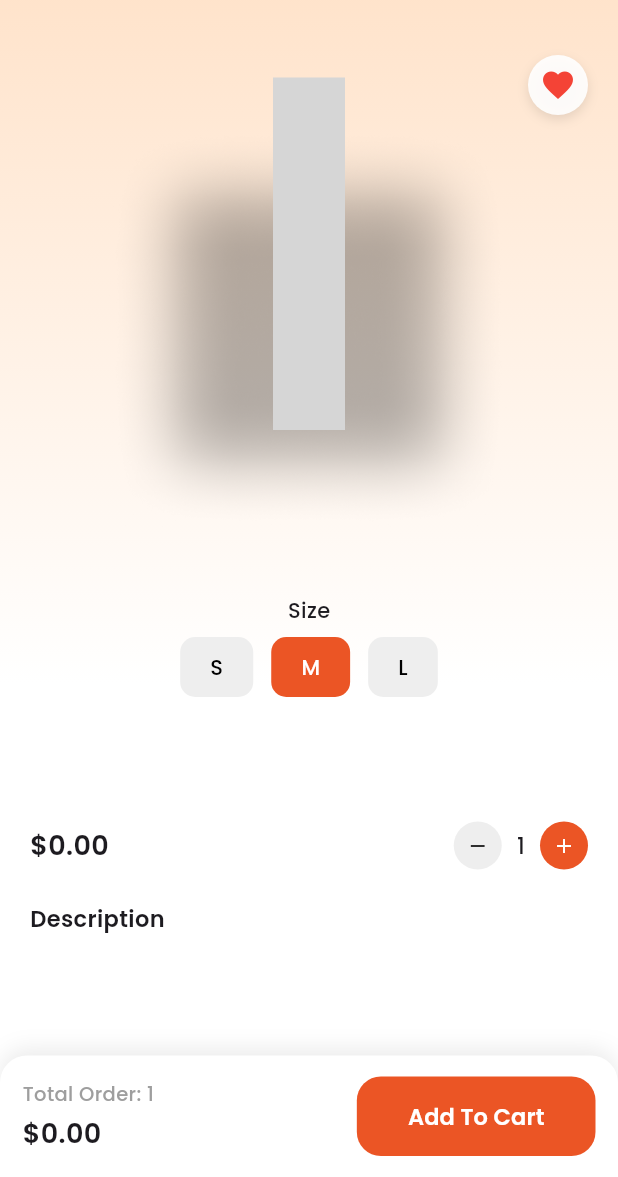
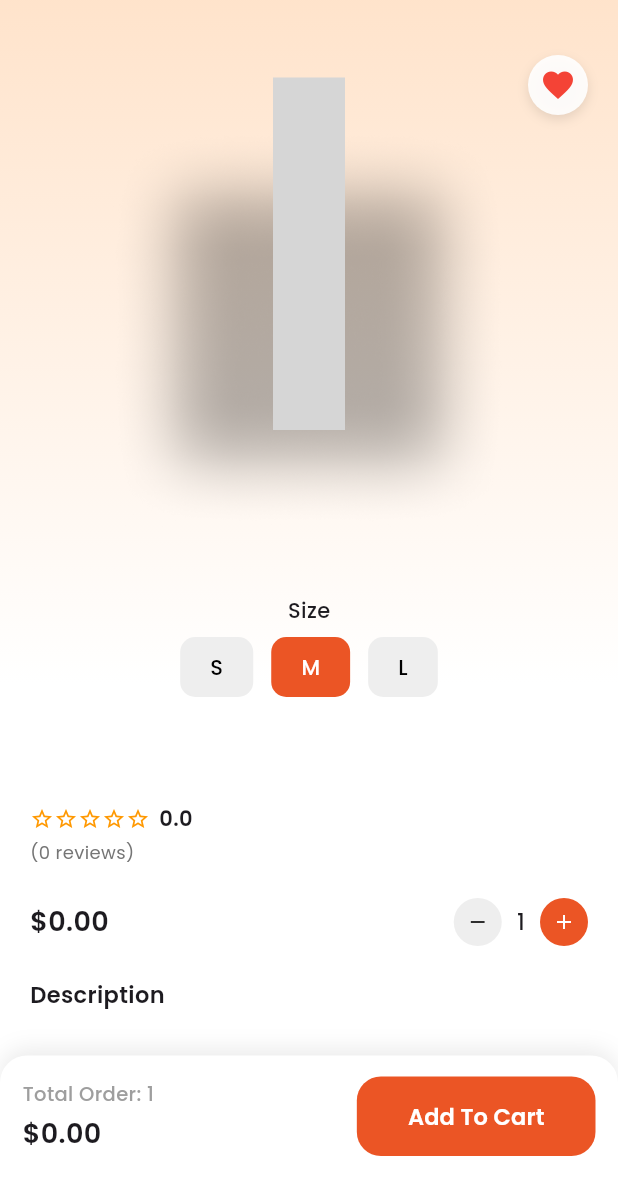
Before and after one commit to dmtoakbar/nj-pizza-delivery, a Flutter app: what productCard() shows on an empty page, opened directly, after a tap on the "favorite outline" icon, after a tap on "View", on a phone screen of 412 x 824 dp, the part 59-1236 px from its top. Run offline on Flutter 3.47's test engine with Material 3 defaults, Android fonts, the light colour scheme and no system bars; drawn by our look-alikes of cached_network_image; our stand-ins replace dio, firebase_core, firebase_messaging, flutter_dotenv, flutter_html, fluttertoast and 6 more; missing offline and left inert: photo_manager; accounts and stored records are empty; network calls fail; grey boxes are pictures that could not be loaded.

Commit message:
rating and review stystem done

```diff
--- a/lib/api/api_path.dart
+++ b/lib/api/api_path.dart
@@ -25,4 +25,7 @@ class ApiPath {
   static final getUnreadCountNotification = 'get-unread-count';
   static final getNotificationList = 'get-notifications';
   static final markNotificationRead = 'mark-notification-read';
+  static final addProductReview = 'add-product-review';
+  static final getProductReview = 'get-product-review';
+  static final getProductRatingSummary = 'get-product-rating-summary';
 }
--- a/lib/app/home/aboutMenu/about_menu.dart
+++ b/lib/app/home/aboutMenu/about_menu.dart
@@ -15,6 +15,7 @@ import '../../../routes/app_routes.dart';
 import '../cart/controller/cart_controller.dart';
 import '../cart/model/cart_item.dart';
 import '../myFavourite/controller/my_favourite_controller.dart';
+import '../productReviews/product_reviews.dart';
 import 'controller/pizza_topping_controller.dart';
 
 class AboutMenuScreen extends GetView<AboutMenuController> {
@@ -124,7 +125,7 @@ class AboutMenuScreen extends GetView<AboutMenuController> {
             final product = controller.product.value;
             if (product == null) return const SizedBox();
             final isFav = favController.favorites.any(
-                  (p) => p.id == product.id,
+              (p) => p.id == product.id,
             );
 
             return GestureDetector(
@@ -474,17 +475,12 @@ class AboutMenuScreen extends GetView<AboutMenuController> {
               style: TextStyle(fontSize: 22, fontWeight: FontWeight.w600),
             ),
 
-            const SizedBox(height: 10),
-
-            // rating
-            // Row(
-            //   children: [
-            //     const Icon(Icons.star, color: Colors.orange, size: 16),
-            //     const SizedBox(width: 4),
-            //     const Text('4.9', style: TextStyle(fontWeight: FontWeight.w500)),
-            //   ],
-            // ),
-            const SizedBox(height: 10),
+            const SizedBox(height: 8),
+            ProductReviewSection(
+              productId: product.id.toString(),
+              reviewsCount: true,
+            ),
+            const SizedBox(height: 22),
             // ---------- RATING + PRICE + QTY ----------
             Row(
               crossAxisAlignment: CrossAxisAlignment.center,
@@ -516,7 +512,8 @@ class AboutMenuScreen extends GetView<AboutMenuController> {
               style: TextStyle(color: Colors.grey, height: 1.5),
             ),
 
-            const SizedBox(height: 24),
+            const SizedBox(height: 22),
+            ProductReviewSection(productId: product.id.toString()),
           ],
         ),
       );
@@ -773,9 +770,8 @@ class AboutMenuScreen extends GetView<AboutMenuController> {
 
                                   GestureDetector(
                                     onTap:
-                                        () => pizzaToppingController.deleteExtra(
-                                          extra,
-                                        ),
+                                        () => pizzaToppingController
+                                            .deleteExtra(extra),
                                     child: const Icon(
                                       Icons.delete,
                                       size: 16,
@@ -847,7 +843,8 @@ class AboutMenuScreen extends GetView<AboutMenuController> {
                               product.basePrice *
                               (1 - product.discountPercentage / 100),
 
-                          extras: pizzaToppingController.selectedExtras.toList(),
+                          extras:
+                              pizzaToppingController.selectedExtras.toList(),
                         ),
                       );
                       pizzaToppingController.selectedExtras.clear();
--- a/lib/app/home/allCategoryProducts/all_category_products.dart
+++ b/lib/app/home/allCategoryProducts/all_category_products.dart
@@ -222,7 +222,7 @@ class AllCategoryProductsScreen extends GetView<AllCategoryProductsController> {
               crossAxisCount: 2,
               crossAxisSpacing: 12,
               mainAxisSpacing: 12,
-              mainAxisExtent: 280,
+              mainAxisExtent: 300,
             ),
             itemBuilder: (_, i) => productCard(products[i]),
           ),
@@ -262,7 +262,7 @@ class AllCategoryProductsScreen extends GetView<AllCategoryProductsController> {
             crossAxisCount: 2,
             crossAxisSpacing: 12,
             mainAxisSpacing: 12,
-            mainAxisExtent: 280,
+            mainAxisExtent: 300,
           ),
           itemBuilder:
               (_, i) => productCard(searchController.searchProducts[i]),
--- a/lib/app/home/home/home_view.dart
+++ b/lib/app/home/home/home_view.dart
@@ -235,7 +235,7 @@ class HomeScreen extends GetView<HomeController> {
           crossAxisCount: 2,
           mainAxisSpacing: 14,
           crossAxisSpacing: 14,
-          mainAxisExtent: 280,
+          mainAxisExtent: 300,
         ),
         itemBuilder: (_, index) {
           final product = searchController.allProducts[index];
@@ -271,7 +271,7 @@ class HomeScreen extends GetView<HomeController> {
           mainAxisSpacing: 14,
           crossAxisSpacing: 14,
           childAspectRatio: 0.72,
-          mainAxisExtent: 280,
+          mainAxisExtent: 300,
         ),
         itemBuilder: (_, index) {
           final product = controller.allProducts[index];
--- a/lib/app/home/home/model/product-model.dart
+++ b/lib/app/home/home/model/product-model.dart
@@ -5,6 +5,8 @@ class ProductModel {
   final String categoryId;
   final String name;
   final String description;
+  final double avgRating;
+  final int totalReviews;
 
   /// All size prices (S, M, L)
   final Map<String, double> sizes;
@@ -34,14 +36,14 @@ class ProductModel {
     required this.image,
     required this.isPopular,
     required this.isFeatured,
+    required this.avgRating,
+    required this.totalReviews,
   });
 
   factory ProductModel.fromJson(Map<String, dynamic> json) {
     /// Parse sizes safely
-    final Map<String, double> sizes =
-    (json['sizes'] as Map<String, dynamic>).map(
-          (key, value) => MapEntry(key, (value as num).toDouble()),
-    );
+    final Map<String, double> sizes = (json['sizes'] as Map<String, dynamic>)
+        .map((key, value) => MapEntry(key, (value as num).toDouble()));
 
     /// Default size = Medium
     final double mediumPrice = sizes['M'] ?? 0.0;
@@ -50,9 +52,10 @@ class ProductModel {
         (json['discount_percentage'] as num?)?.toDouble() ?? 0.0;
 
     /// Apply percentage discount
-    final double finalPrice = discountPercentage > 0
-        ? mediumPrice - (mediumPrice * discountPercentage / 100)
-        : mediumPrice;
+    final double finalPrice =
+        discountPercentage > 0
+            ? mediumPrice - (mediumPrice * discountPercentage / 100)
+            : mediumPrice;
 
     return ProductModel(
       id: json['id'],
@@ -63,11 +66,27 @@ class ProductModel {
       discountPercentage: discountPercentage,
       basePrice: mediumPrice,
       finalPrice: double.parse(finalPrice.toStringAsFixed(2)),
-      image: json['image'] != null && json['image'].toString().isNotEmpty
-          ? "${ApiPath.medianPath}${json['image']}"
-          : '',
+      image:
+          json['image'] != null && json['image'].toString().isNotEmpty
+              ? "${ApiPath.medianPath}${json['image']}"
+              : '',
       isPopular: json['is_popular'] == true || json['is_popular'] == 1,
       isFeatured: json['is_featured'] == true || json['is_featured'] == 1,
+
+      avgRating: _toDouble(json['avg_rating']),
+      totalReviews: _toInt(json['total_reviews']),
     );
   }
 }
+
+double _toDouble(dynamic value) {
+  if (value == null) return 0.0;
+  if (value is num) return value.toDouble();
+  return double.tryParse(value.toString()) ?? 0.0;
+}
+
+int _toInt(dynamic value) {
+  if (value == null) return 0;
+  if (value is num) return value.toInt();
+  return int.tryParse(value.toString()) ?? 0;
+}
--- a/lib/app/home/myFavourite/model/my_favourite_product_model.dart
+++ b/lib/app/home/myFavourite/model/my_favourite_product_model.dart
@@ -6,6 +6,8 @@ class MyFavouriteProductModel {
   final String categoryId;
   final String name;
   final String description;
+  final double avgRating;
+  final int totalReviews;
 
   /// Stored sizes snapshot (S, M, L)
   final Map<String, double> sizes;
@@ -35,6 +37,8 @@ class MyFavouriteProductModel {
     required this.image,
     required this.isPopular,
     required this.isFeatured,
+    required this.avgRating,
+    required this.totalReviews,
   });
 
   factory MyFavouriteProductModel.fromJson(Map<String, dynamic> json) {
@@ -64,6 +68,8 @@ class MyFavouriteProductModel {
       image: json['image'] ?? '',
       isPopular: json['is_popular'] == true || json['is_popular'] == 1,
       isFeatured: json['is_featured'] == true || json['is_featured'] == 1,
+      avgRating: _toDouble(json['avg_rating']),
+      totalReviews: _toInt(json['total_reviews']),
     );
   }
 }
@@ -83,6 +89,8 @@ extension ProductModelExtension on ProductModel {
       image: image,
       isPopular: isPopular,
       isFeatured: isFeatured,
+      avgRating: avgRating,
+      totalReviews: totalReviews
     );
   }
 }
@@ -102,6 +110,20 @@ extension MyFavouriteProductModelExtension on MyFavouriteProductModel {
       image: image,
       isPopular: isPopular,
       isFeatured: isFeatured,
+      avgRating: avgRating,
+      totalReviews: totalReviews,
     );
   }
 }
+
+double _toDouble(dynamic value) {
+  if (value == null) return 0.0;
+  if (value is num) return value.toDouble();
+  return double.tryParse(value.toString()) ?? 0.0;
+}
+
+int _toInt(dynamic value) {
+  if (value == null) return 0;
+  if (value is num) return value.toInt();
+  return int.tryParse(value.toString()) ?? 0;
+}
--- /dev/null
+++ b/lib/app/home/productReviews/controller/product_review_controller.dart
@@ -0,0 +1,137 @@
+import 'package:get/get.dart';
+import 'package:nj_pizza_delivery/utils/app_toast.dart';
+import 'package:shared_preferences/shared_preferences.dart';
+import '../../../../api/api_path.dart';
+import '../../../../api/config.dart';
+
+class ProductReviewController extends GetxController {
+  final String productId;
+
+  ProductReviewController({required this.productId});
+
+  var isLoading = true.obs;
+  var avgRating = 0.0.obs;
+  var totalReviews = 0.obs;
+  var reviews = <Map<String, dynamic>>[].obs;
+  var rating = 0.obs;
+  var reviewText = ''.obs;
+
+  var ratingError = false.obs;
+  var reviewError = false.obs;
+
+  @override
+  void onInit() {
+    super.onInit();
+    fetchAll();
+  }
+
+  Future<void> fetchAll() async {
+    try {
+      isLoading.value = true;
+      await Future.wait([fetchSummary(), fetchReviews()]);
+    } catch (e) {
+      AppToast.error("Failed to load reviews");
+    } finally {
+      isLoading.value = false;
+    }
+  }
+
+  /// ⭐ FETCH RATING SUMMARY
+  Future<void> fetchSummary() async {
+    try {
+      final res = await Config.dio.get(
+        '/${ApiPath.getProductRatingSummary}',
+        queryParameters: {"product_id": productId},
+      );
+
+      if (res.data['success'] == true) {
+        final data = res.data['data'];
+
+        avgRating.value = (data['avg_rating'] ?? 0).toDouble();
+        totalReviews.value = data['total_reviews'] ?? 0;
+      }
+    } catch (e) {
+      print("Summary error: $e");
+    }
+  }
+
+  void setRating(int value) {
+    rating.value = value;
+    ratingError.value = false;
+  }
+
+  void setReview(String value) {
+    reviewText.value = value;
+    if (value.isNotEmpty) {
+      reviewError.value = false;
+    }
+  }
+
+  bool validate() {
+    bool isValid = true;
+
+    if (rating.value == 0) {
+      ratingError.value = true;
+      isValid = false;
+    }
+
+    if (reviewText.value.isEmpty) {
+      reviewError.value = true;
+      isValid = false;
+    }
+
+    return isValid;
+  }
+
+  void submit(ProductReviewController controller) {
+    if (!validate()) return;
+
+    controller.submitReview(rating.value, reviewText.value);
+
+    Get.back();
+  }
+
+  /// 📝 FETCH REVIEWS LIST
+  Future<void> fetchReviews() async {
+    try {
+      final res = await Config.dio.get(
+        '/${ApiPath.getProductReview}',
+        queryParameters: {"product_id": productId},
+      );
+
+      if (res.data['success'] == true) {
+        reviews.value = List<Map<String, dynamic>>.from(res.data['data'] ?? []);
+      }
+    } catch (e) {
+      print("Reviews error: $e");
+    }
+  }
+
+  /// ✍️ SUBMIT REVIEW
+  Future<void> submitReview(int rating, String review) async {
+    try {
+      final prefs = await SharedPreferences.getInstance();
+      final userId = prefs.getString('user_id') ?? '';
+
+      final res = await Config.dio.post(
+        '/${ApiPath.addProductReview}',
+        data: {
+          "user_id": userId,
+          "product_id": productId,
+          "rating": rating,
+          "review": review,
+        },
+      );
+
+      if (res.data['success'] == true) {
+        AppToast.success(res.data['message'] ?? "Review submitted");
+
+        fetchAll();
+      } else {
+        AppToast.error(res.data['message'] ?? "Failed");
+      }
+    } catch (e) {
+      AppToast.error("Something went wrong");
+    }
+  }
+}
--- /dev/null
+++ b/lib/app/home/productReviews/product_reviews.dart
@@ -0,0 +1,305 @@
+import 'package:flutter/material.dart';
+import 'controller/product_review_controller.dart';
+import 'package:get/get.dart';
+
+class ProductReviewSection extends StatelessWidget {
+  final String productId;
+  final bool reviewsCount;
+
+  const ProductReviewSection({
+    super.key,
+    required this.productId,
+    this.reviewsCount = false,
+  });
+
+  @override
+  Widget build(BuildContext context) {
+    final controller = Get.put(ProductReviewController(productId: productId));
+
+    return Obx(() {
+      if (controller.isLoading.value) {
+        return const Center(child: CircularProgressIndicator());
+      }
+
+      /// ⭐ ONLY RATING
+      if (reviewsCount) {
+        return Column(
+          crossAxisAlignment: CrossAxisAlignment.start,
+          children: [
+            Row(
+              children: [
+                _buildRatingStars(controller.avgRating.value),
+                const SizedBox(width: 6),
+                Text(
+                  controller.avgRating.value.toStringAsFixed(1),
+                  style: const TextStyle(fontWeight: FontWeight.w600),
+                ),
+              ],
+            ),
+            const SizedBox(height: 4),
+            Text(
+              "(${controller.totalReviews.value} reviews)",
+              style: TextStyle(color: Colors.grey.shade600, fontSize: 12),
+            ),
+          ],
+        );
+      }
+
+      /// 🧾 FULL REVIEWS
+      return Column(
+        crossAxisAlignment: CrossAxisAlignment.start,
+        children: [
+          /// HEADER
+          Row(
+            mainAxisAlignment: MainAxisAlignment.spaceBetween,
+            children: [
+              const Text(
+                "Customer Reviews",
+                style: TextStyle(fontSize: 16, fontWeight: FontWeight.w600),
+              ),
+              ElevatedButton(
+                onPressed: () => _openReviewSheet(controller),
+                style: ElevatedButton.styleFrom(
+                  backgroundColor: const Color(0xFFEB5525),
+                  elevation: 0,
+                  padding: const EdgeInsets.symmetric(
+                    horizontal: 16,
+                    vertical: 10,
+                  ),
+                  shape: RoundedRectangleBorder(
+                    borderRadius: BorderRadius.circular(10),
+                  ),
+                ),
+                child: const Text(
+                  "Write Review",
+                  style: TextStyle(
+                    fontSize: 12,
+                    color: Colors.white,
+                    fontWeight: FontWeight.bold,
+                  ),
+                ),
+              ),
+            ],
+          ),
+
+          const SizedBox(height: 12),
+
+          /// EMPTY STATE
+          if (controller.reviews.isEmpty)
+            Center(
+              child: Padding(
+                padding: const EdgeInsets.symmetric(vertical: 20),
+                child: Text(
+                  "No reviews yet",
+                  style: TextStyle(color: Colors.grey.shade500),
+                ),
+              ),
+            ),
+
+          /// LIST
+          ...controller.reviews.map((r) {
+            final userName = (r['user_name'] ?? "User").toString();
+            final reviewText = (r['review'] ?? "").toString();
+            final rating = int.tryParse(r['rating'].toString()) ?? 0;
+
+            return Container(
+              margin: const EdgeInsets.only(bottom: 14),
+              padding: const EdgeInsets.all(14),
+              decoration: BoxDecoration(
+                color: Colors.white,
+                borderRadius: BorderRadius.circular(14),
+                boxShadow: [
+                  BoxShadow(
+                    color: Colors.black.withOpacity(0.04),
+                    blurRadius: 10,
+                    offset: const Offset(0, 4),
+                  ),
+                ],
+              ),
+              child: Row(
+                crossAxisAlignment: CrossAxisAlignment.start,
+                children: [
+                  /// 👤 AVATAR
+                  CircleAvatar(
+                    radius: 18,
+                    backgroundColor: Colors.orange.shade100,
+                    child: Text(
+                      userName.isNotEmpty ? userName[0].toUpperCase() : "U",
+                      style: const TextStyle(
+                        fontWeight: FontWeight.bold,
+                        color: Colors.orange,
+                      ),
+                    ),
+                  ),
+
+                  const SizedBox(width: 10),
+
+                  /// CONTENT
+                  Expanded(
+                    child: Column(
+                      crossAxisAlignment: CrossAxisAlignment.start,
+                      children: [
+                        /// NAME + STARS
+                        Row(
+                          children: [
+                            Expanded(
+                              child: Text(
+                                userName,
+                                style: const TextStyle(
+                                  fontWeight: FontWeight.w600,
+                                ),
+                                overflow: TextOverflow.ellipsis,
+                              ),
+                            ),
+                            const SizedBox(width: 8),
+                            _stars(rating),
+                          ],
+                        ),
+
+                        const SizedBox(height: 6),
+
+                        /// TEXT
+                        Text(
+                          reviewText,
+                          style: TextStyle(
+                            color: Colors.grey.shade700,
+                            height: 1.4,
+                          ),
+                        ),
+                      ],
+                    ),
+                  ),
+                ],
+              ),
+            );
+          }).toList(),
+        ],
+      );
+    });
+  }
+
+  /// ⭐ AVG RATING
+  Widget _buildRatingStars(double rating) {
+    return Row(
+      children: List.generate(5, (index) {
+        if (index < rating.floor()) {
+          return const Icon(Icons.star, color: Colors.orange, size: 16);
+        } else if (index < rating) {
+          return const Icon(Icons.star_half, color: Colors.orange, size: 16);
+        } else {
+          return const Icon(Icons.star_border, color: Colors.orange, size: 16);
+        }
+      }),
+    );
+  }
+
+  /// ⭐ USER RATING
+  Widget _stars(int rating) {
+    return Row(
+      children: List.generate(5, (index) {
+        return Icon(
+          index < rating ? Icons.star : Icons.star_border,
+          size: 14,
+          color: Colors.orange,
+        );
+      }),
+    );
+  }
+
+  /// ✍️ SHEET
+  void _openReviewSheet(ProductReviewController controller) {
+    final reviewCtrl = Get.find<ProductReviewController>();
+
+    Get.bottomSheet(
+      isScrollControlled: true,
+      Container(
+        padding: const EdgeInsets.all(16),
+        decoration: const BoxDecoration(
+          color: Colors.white,
+          borderRadius: BorderRadius.vertical(top: Radius.circular(20)),
+        ),
+        child: Obx(
+          () => Column(
+            mainAxisSize: MainAxisSize.min,
+            children: [
+              const Text(
+                "Rate your experience",
+                style: TextStyle(fontSize: 16, fontWeight: FontWeight.w600),
+              ),
+
+              const SizedBox(height: 14),
+
+              Row(
+                mainAxisAlignment: MainAxisAlignment.center,
+                children: List.generate(5, (index) {
+                  return IconButton(
+                    icon: Icon(
+                      index < reviewCtrl.rating.value
+                          ? Icons.star
+                          : Icons.star_border,
+                      color: Colors.orange,
+                      size: 28,
+                    ),
+                    onPressed: () => reviewCtrl.setRating(index + 1),
+                  );
+                }),
+              ),
+
+              if (reviewCtrl.ratingError.value)
+                const Text(
+                  'Please select a rating',
+                  style: TextStyle(color: Colors.red),
+                  textAlign: TextAlign.left,
+                ),
+
+              const SizedBox(height: 10),
+
+              TextField(
+                maxLines: 3,
+                onChanged: reviewCtrl.setReview,
+                decoration: InputDecoration(
+                  hintText: "Tell others about this...",
+                  filled: true,
+                  fillColor: Colors.grey.shade100,
+                  border: OutlineInputBorder(
+                    borderRadius: BorderRadius.circular(12),
+                    borderSide: BorderSide.none,
+                  ),
+                ),
+              ),
+
+              if (reviewCtrl.reviewError.value)
+                Align(
+                  alignment: Alignment.centerLeft,
+                  child: const Text(
+                    'Please write a review',
+                    style: TextStyle(color: Colors.red),
+                  ),
+                ),
+
+              const SizedBox(height: 16),
+
+              ElevatedButton(
+                onPressed: () => reviewCtrl.submit(controller),
+                style: ElevatedButton.styleFrom(
+                  backgroundColor: const Color(0xFFEB5525),
+                  minimumSize: const Size(double.infinity, 48),
+                  shape: RoundedRectangleBorder(
+                    borderRadius: BorderRadius.circular(12),
+                  ),
+                ),
+                child: const Text(
+                  "Submit Review",
+                  style: TextStyle(
+                    color: Colors.white,
+                    fontWeight: FontWeight.bold,
+                  ),
+                ),
+              ),
+            ],
+          ),
+        ),
+      ),
+    );
+  }
+}
--- a/lib/app/home/specifyCategoryProducts/specific_category_products.dart
+++ b/lib/app/home/specifyCategoryProducts/specific_category_products.dart
@@ -141,7 +141,7 @@ class SpecificCategoryProductsScreen
           crossAxisCount: 2,
           mainAxisSpacing: 14,
           crossAxisSpacing: 14,
-          mainAxisExtent: 280,
+          mainAxisExtent: 300,
         ),
         itemBuilder: (_, index) {
           if (index >= controller.products.length) {
--- a/lib/app/home/widgets/productCard/product_card.dart
+++ b/lib/app/home/widgets/productCard/product_card.dart
@@ -72,7 +72,7 @@ Widget productCard(ProductModel product) {
                   return GestureDetector(
                     onTap:
                         () =>
-                        favController.toggleFavorite(product.toFavorite()),
+                            favController.toggleFavorite(product.toFavorite()),
                     child: AnimatedContainer(
                       duration: const Duration(milliseconds: 200),
                       padding: const EdgeInsets.all(6),
@@ -115,6 +115,16 @@ Widget productCard(ProductModel product) {
                   fontWeight: FontWeight.w600,
                   fontSize: 14,
                 ),
+              ),
+              Row(
+                children: [
+                  _buildRatingStars(product.avgRating),
+                  const SizedBox(width: 6),
+                  Text(
+                    product.avgRating.toStringAsFixed(1),
+                    style: const TextStyle(fontWeight: FontWeight.w600),
+                  ),
+                ],
               ),
               SizedBox(height: 4),
               Text(
@@ -183,3 +193,17 @@ Widget productCard(ProductModel product) {
     ),
   );
 }
+
+Widget _buildRatingStars(double rating) {
+  return Row(
+    children: List.generate(5, (index) {
+      if (index < rating.floor()) {
+        return const Icon(Icons.star, color: Colors.orange, size: 16);
+      } else if (index < rating) {
+        return const Icon(Icons.star_half, color: Colors.orange, size: 16);
+      } else {
+        return const Icon(Icons.star_border, color: Colors.orange, size: 16);
+      }
+    }),
+  );
+}
```
Also changed, not shown: 1 other file.
